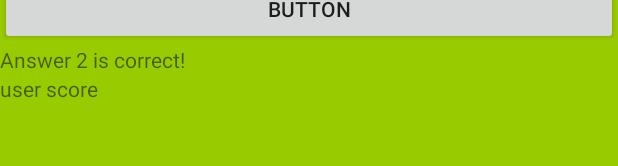
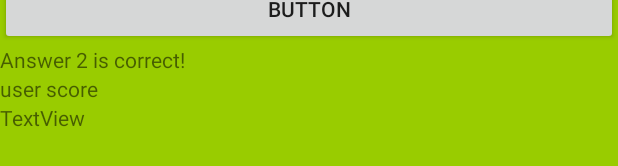
Before and after one commit to Sashagerasimov/3634-Assignement, an Android app: the layout activity_quiz.xml on its own in the app's theme, with its tools: preview values and no code run, on a phone screen of 412 x 824 dp. Shown: the part 248-414 px from the top of the screen. Run offline under Robolectric (Android 15) with nearby library versions, the phone set to English and light mode, and no system bars.

```diff
--- a/app/src/main/res/layout/activity_quiz.xml
+++ b/app/src/main/res/layout/activity_quiz.xml
@@ -57,6 +57,12 @@
             android:layout_width="match_parent"
             android:layout_height="wrap_content"
             android:text="user score" />
+
+        <TextView
+            android:id="@+id/correctNumber"
+            android:layout_width="match_parent"
+            android:layout_height="wrap_content"
+            android:text="TextView" />
     </RadioGroup>
 
 </LinearLayout>
```
Also changed, not shown: app/src/main/java/com/example/a3634_assigment/Activities/QuizActivity.java (+28 -10 lines).
